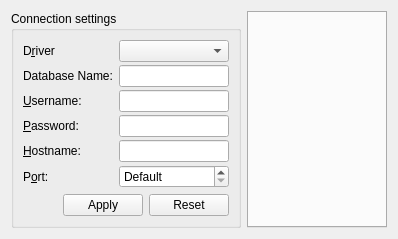
chenguanzhou/CDTStudio, file CDTStudio/cdtattributeswidget.ui: the form before one commit.
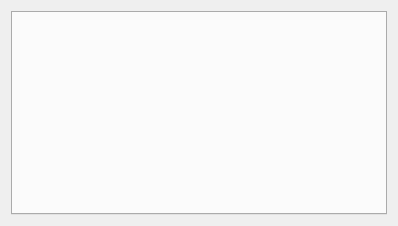
The form after the commit.

Commit message: change db connection dialog

Patch:
```diff
--- a/CDTStudio/cdtattributeswidget.ui
+++ b/CDTStudio/cdtattributeswidget.ui
@@ -14,174 +14,6 @@
    <string>Form</string>
   </property>
   <layout class="QHBoxLayout" name="horizontalLayout">
-   <item>
-    <layout class="QVBoxLayout" name="verticalLayout_2">
-     <item>
-      <widget class="QGroupBox" name="connGroupBox">
-       <property name="sizePolicy">
-        <sizepolicy hsizetype="Fixed" vsizetype="Preferred">
-         <horstretch>0</horstretch>
-         <verstretch>0</verstretch>
-        </sizepolicy>
-       </property>
-       <property name="title">
-        <string>Connection settings</string>
-       </property>
-       <layout class="QVBoxLayout" name="verticalLayout">
-        <property name="spacing">
-         <number>6</number>
-        </property>
-        <item>
-         <layout class="QGridLayout" name="gridLayout">
-          <property name="verticalSpacing">
-           <number>3</number>
-          </property>
-          <item row="0" column="0">
-           <widget class="QLabel" name="textLabel2_2">
-            <property name="text">
-             <string>D&amp;river</string>
-            </property>
-            <property name="buddy">
-             <cstring>comboDriver</cstring>
-            </property>
-           </widget>
-          </item>
-          <item row="0" column="1">
-           <widget class="QComboBox" name="comboDriver"/>
-          </item>
-          <item row="1" column="0">
-           <widget class="QLabel" name="textLabel3_2">
-            <property name="text">
-             <string>Database Name:</string>
-            </property>
-            <property name="buddy">
-             <cstring>editDatabase</cstring>
-            </property>
-           </widget>
-          </item>
-          <item row="1" column="1">
-           <widget class="QLineEdit" name="editDatabase"/>
-          </item>
-          <item row="2" column="0">
-           <widget class="QLabel" name="textLabel4_3">
-            <property name="text">
-             <string>&amp;Username:</string>
-            </property>
-            <property name="buddy">
-             <cstring>editUsername</cstring>
-            </property>
-           </widget>
-          </item>
-          <item row="2" column="1">
-           <widget class="QLineEdit" name="editUsername"/>
-          </item>
-          <item row="3" column="0">
-           <widget class="QLabel" name="textLabel4_4">
-            <property name="text">
-             <string>&amp;Password:</string>
-            </property>
-            <property name="buddy">
-             <cstring>editPassword</cstring>
-            </property>
-           </widget>
-          </item>
-          <item row="3" column="1">
-           <widget class="QLineEdit" name="editPassword">
-            <property name="echoMode">
-             <enum>QLineEdit::Password</enum>
-            </property>
-           </widget>
-          </item>
-          <item row="4" column="0">
-           <widget class="QLabel" name="textLabel5_3">
-            <property name="text">
-             <string>&amp;Hostname:</string>
-            </property>
-            <property name="buddy">
-             <cstring>editHostname</cstring>
-            </property>
-           </widget>
-          </item>
-          <item row="4" column="1">
-           <widget class="QLineEdit" name="editHostname"/>
-          </item>
-          <item row="5" column="0">
-           <widget class="QLabel" name="textLabel5_4">
-            <property name="text">
-             <string>P&amp;ort:</string>
-            </property>
-            <property name="buddy">
-             <cstring>portSpinBox</cstring>
-            </property>
-           </widget>
-          </item>
-          <item row="5" column="1">
-           <widget class="QSpinBox" name="portSpinBox">
-            <property name="specialValueText">
-             <string>Default</string>
-            </property>
-            <property name="minimum">
-             <number>-1</number>
-            </property>
-            <property name="maximum">
-             <number>65535</number>
-            </property>
-            <property name="value">
-             <number>-1</number>
-            </property>
-           </widget>
-          </item>
-         </layout>
-        </item>
-        <item>
-         <layout class="QHBoxLayout" name="horizontalLayout_2">
-          <item>
-           <spacer name="horizontalSpacer">
-            <property name="orientation">
-             <enum>Qt::Horizontal</enum>
-            </property>
-            <property name="sizeHint" stdset="0">
-             <size>
-              <width>40</width>
-              <height>20</height>
-             </size>
-            </property>
-           </spacer>
-          </item>
-          <item>
-           <widget class="QPushButton" name="pushButtonApply">
-            <property name="text">
-             <string>Apply</string>
-            </property>
-           </widget>
-          </item>
-          <item>
-           <widget class="QPushButton" name="pushButtonReset">
-            <property name="text">
-             <string>Reset</string>
-            </property>
-           </widget>
-          </item>
-         </layout>
-        </item>
-       </layout>
-      </widget>
-     </item>
-     <item>
-      <spacer name="verticalSpacer">
-       <property name="orientation">
-        <enum>Qt::Vertical</enum>
-       </property>
-       <property name="sizeHint" stdset="0">
-        <size>
-         <width>20</width>
-         <height>40</height>
-        </size>
-       </property>
-      </spacer>
-     </item>
-    </layout>
-   </item>
    <item>
     <widget class="QTabWidget" name="tabWidget">
      <property name="sizePolicy">
```
The commit also changes 9 other files.
